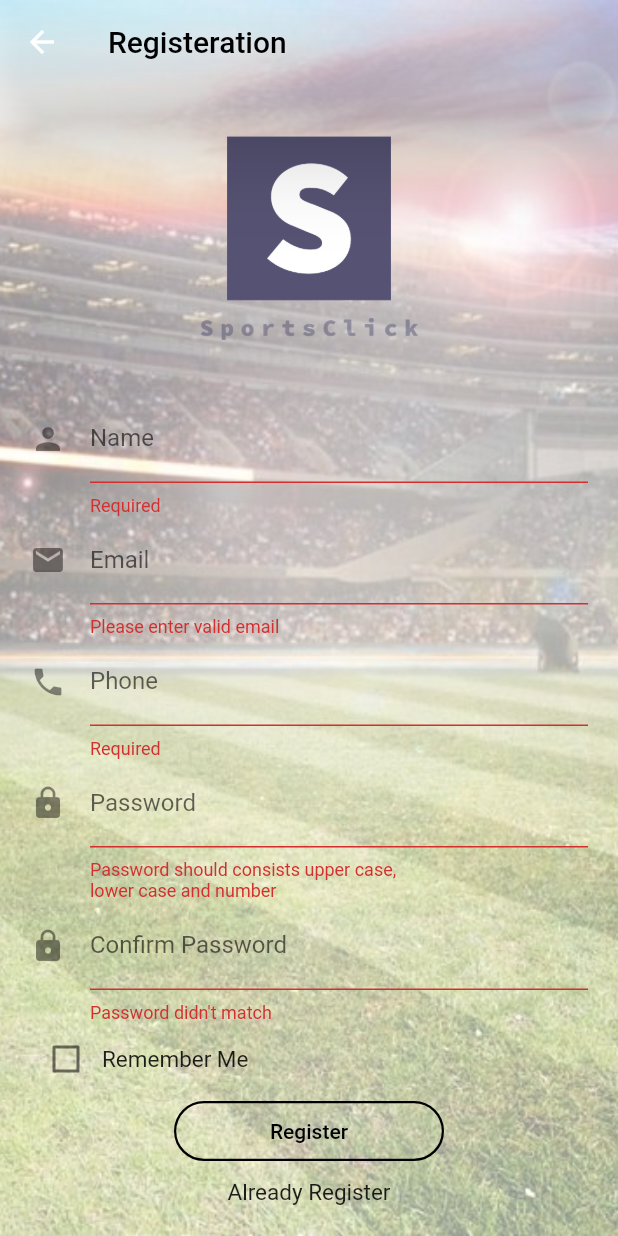
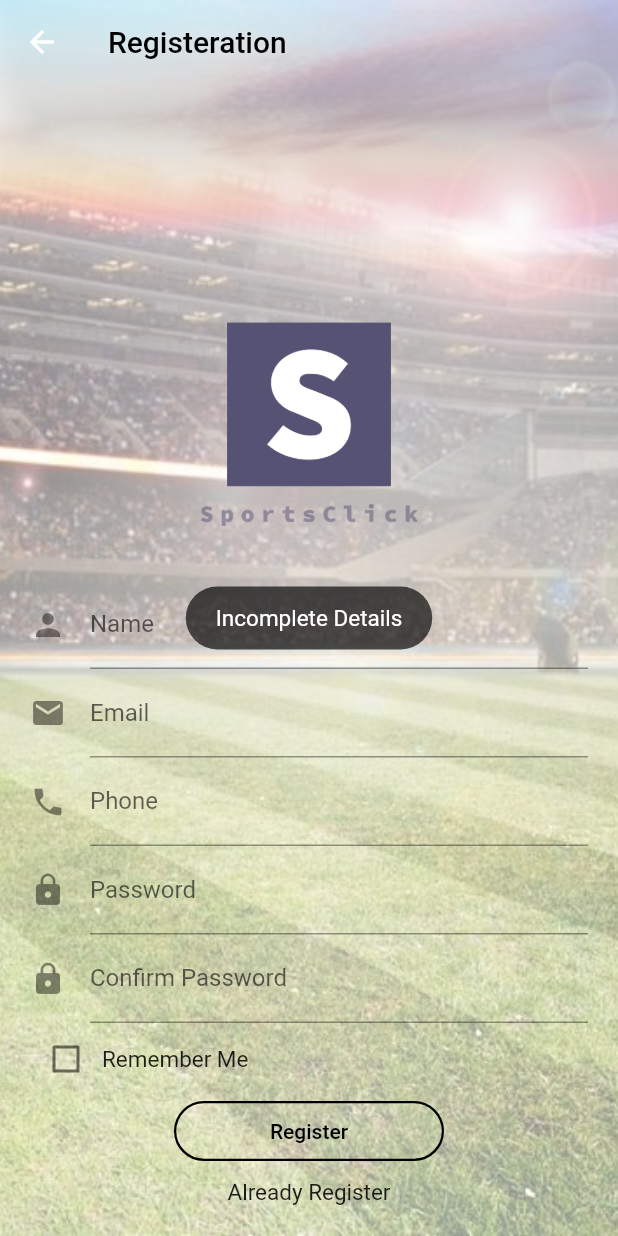
Before and after one commit to LimWenLiang/SportsClick, a Flutter app: the RegisterScreen screen opened directly, after a tap on "Register", on a phone screen of 412 x 824 dp. Run offline on Flutter 3.47's test engine with Material 2 defaults, Android fonts, the phone set to English and light mode, and no system bars; our stand-ins replace progress_dialog, shared_preferences, toast; accounts and stored records are empty.

Commit message:
commit validation

```diff
--- a/lib/forgotscreen.dart
+++ b/lib/forgotscreen.dart
@@ -74,7 +74,7 @@ class _ForgotScreenState extends State<ForgotScreen> {
           }).then((res) {
         print(res.body);
         print(_email);
-        if (res.body == "SUCCESS") {
+        if (res.body == "success") {
           _showDialog();
         } else {
           Toast.show(
--- a/lib/registerscreen.dart
+++ b/lib/registerscreen.dart
@@ -23,7 +23,6 @@ class _RegisterScreenState extends State<RegisterScreen> {
   String _password = "";
   String _password2 = "";
   bool _rememberMe = false;
-  bool _validateName = false;
   bool _validateEmail = false;
   bool _validatePhone = false;
   bool _validatePassword = false;
@@ -66,30 +65,29 @@ class _RegisterScreenState extends State<RegisterScreen> {
                       controller: _nmcontroller,
                       keyboardType: TextInputType.name,
                       decoration: InputDecoration(
-                          labelText: 'Name',
-                          icon: Icon(Icons.person),
-                          errorText: _validateName ? 'Required' : null)),
+                          labelText: 'Name', icon: Icon(Icons.person))),
                   TextField(
                       controller: _emcontroller,
                       keyboardType: TextInputType.emailAddress,
                       decoration: InputDecoration(
                           labelText: 'Email',
                           icon: Icon(Icons.email),
-                          errorText: _validateEmail ? 'Please enter valid email' : null)),
+                          errorText: _validateEmail ? 'Invalid email' : null)),
                   TextField(
                       controller: _phcontroller,
                       keyboardType: TextInputType.phone,
                       decoration: InputDecoration(
                           labelText: 'Phone',
                           icon: Icon(Icons.phone),
-                          errorText: _validatePhone ? 'Required' : null)),
+                          errorText:
+                              _validatePhone ? 'Invalid phone number' : null)),
                   TextField(
                     controller: _pscontroller,
                     decoration: InputDecoration(
                         labelText: 'Password',
                         icon: Icon(Icons.lock),
                         errorText: _validatePassword
-                            ? 'Password should consists upper case,\nlower case and number'
+                            ? 'At least 8 characters consists of upper case,\nlower case and number'
                             : null),
                     obscureText: true,
                   ),
@@ -150,8 +148,22 @@ class _RegisterScreenState extends State<RegisterScreen> {
         _phone.isNotEmpty &&
         _password.isNotEmpty &&
         _password2.isNotEmpty) {
+      if (validateEmail(_email)) {
+        setState(() {
+          _validateEmail = false;
+        });
+        if (_phone.length > 7 && _phone.length < 13) {
+          setState(() {
+            _validatePhone = false;
+          });
+          if (validatePassword(_password)) {
+            setState(() {
+              _validatePassword = false;
+            });
             if (_password == _password2) {
-        if (validateEmail(_email) && validatePassword(_password)) {
+              setState(() {
+                _validatePassword2 = false;
+              });
               ProgressDialog pr = new ProgressDialog(context,
                   type: ProgressDialogType.Normal, isDismissible: false);
               pr.style(message: "Registration...");
@@ -166,7 +178,7 @@ class _RegisterScreenState extends State<RegisterScreen> {
                     "password2": _password2,
                   }).then((res) {
                 print(res.body);
-            if (res.body == "SUCCESS") {
+                if (res.body == "success") {
                   _showDialog();
                 } else {
                   Toast.show(
@@ -181,24 +193,35 @@ class _RegisterScreenState extends State<RegisterScreen> {
               });
               await pr.hide();
             } else {
-          Toast.show(
-            "Please check your email/password",
-            context,
-            duration: Toast.LENGTH_LONG,
-            gravity: Toast.CENTER,
-          );
+              print("invalid password");
               setState(() {
-            _password.isEmpty
-                ? _validatePassword = true
-                : _validatePassword = false;
-            _password2.isEmpty
-                ? _validatePassword2 = true
-                : _validatePassword2 = false;
+                _rememberMe = false;
+                _validatePassword2 = true;
+              });
+            }
+          } else {
+            setState(() {
+              _rememberMe = false;
+              _validatePassword = true;
+            });
+          }
+        } else {
+          print("invalid phone");
+          setState(() {
+            _rememberMe = false;
+            _validatePhone = true;
+          });
+        }
+      } else {
+        print("invalid email & password");
+        setState(() {
+          _rememberMe = false;
+          _validateEmail = true;
         });
       }
     } else {
       Toast.show(
-          "Password didn't match. Please try again.",
+        "Incomplete Details",
         context,
         duration: Toast.LENGTH_LONG,
         gravity: Toast.CENTER,
@@ -207,20 +230,6 @@ class _RegisterScreenState extends State<RegisterScreen> {
         _rememberMe = false;
       });
     }
-    } else {
-      setState(() {
-        _rememberMe = false;
-      });
-    }
-    setState(() {
-      _name.isEmpty ? _validateName = true : _validateName = false;
-      _email.isEmpty ? _validateEmail = true : _validateEmail = false;
-      _phone.isEmpty ? _validatePhone = true : _validatePhone = false;
-      _password.isEmpty ? _validatePassword = true : _validatePassword = false;
-      _password2.isEmpty
-          ? _validatePassword2 = true
-          : _validatePassword2 = false;
-    });
   }
 
   void _onChange(bool value) {
--- a/lib/resetscreen.dart
+++ b/lib/resetscreen.dart
@@ -82,7 +82,7 @@ class _ResetScreenState extends State<ResetScreen> {
               "password": _password,
             }).then((res) {
           print(res.body);
-          if (res.body == "SUCCESS") {
+          if (res.body == "success") {
             Toast.show(
               "Reset Success",
               context,
```
Also changed, not shown: lib/loginscreen.dart (+62 -22 lines). Lines whose indentation alone changed are shown as unchanged.
